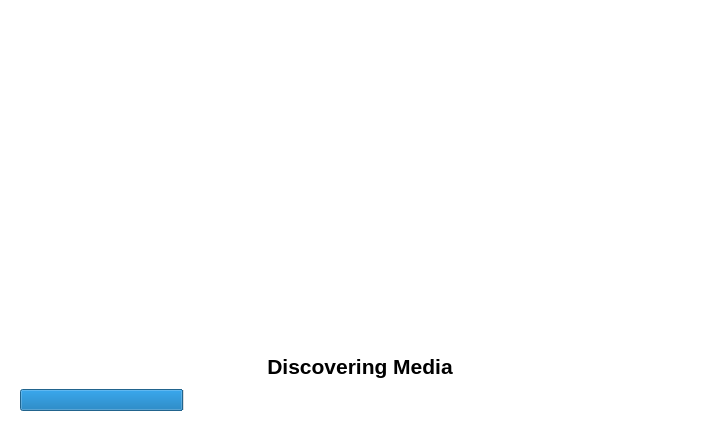
reesque/Maestro, file reindexscreen.ui: the form before one commit.
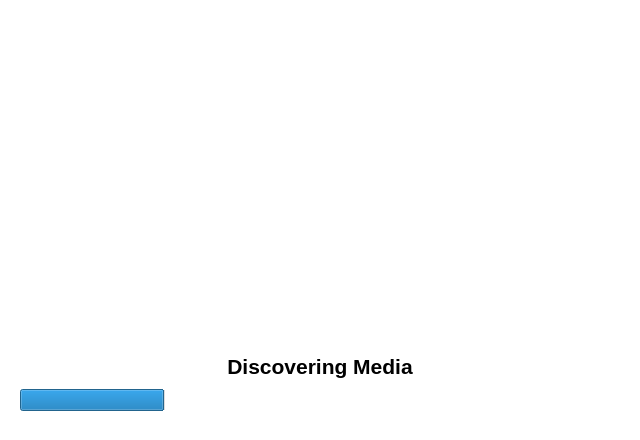
The form after the commit. Icons and pictures are not drawn.

Commit message: Fixed default width to 640

```diff
--- a/reindexscreen.ui
+++ b/reindexscreen.ui
@@ -6,7 +6,7 @@
    <rect>
     <x>0</x>
     <y>0</y>
-    <width>720</width>
+    <width>640</width>
     <height>440</height>
    </rect>
   </property>
@@ -18,13 +18,13 @@
   </property>
   <property name="minimumSize">
    <size>
-    <width>720</width>
+    <width>640</width>
     <height>440</height>
    </size>
   </property>
   <property name="maximumSize">
    <size>
-    <width>720</width>
+    <width>640</width>
     <height>440</height>
    </size>
   </property>
@@ -63,14 +63,14 @@
            </property>
            <property name="minimumSize">
             <size>
-             <width>240</width>
-             <height>240</height>
+             <width>200</width>
+             <height>200</height>
             </size>
            </property>
            <property name="maximumSize">
             <size>
-             <width>240</width>
-             <height>240</height>
+             <width>200</width>
+             <height>200</height>
             </size>
            </property>
            <property name="text">
```
The commit also changes 7 other files.
